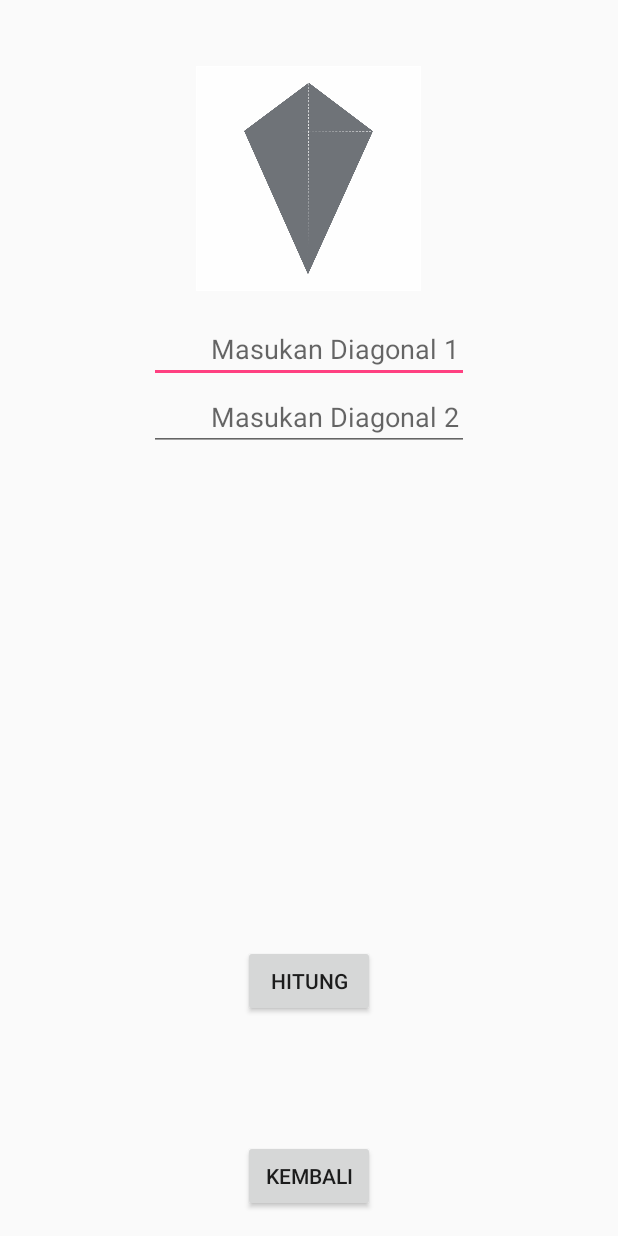
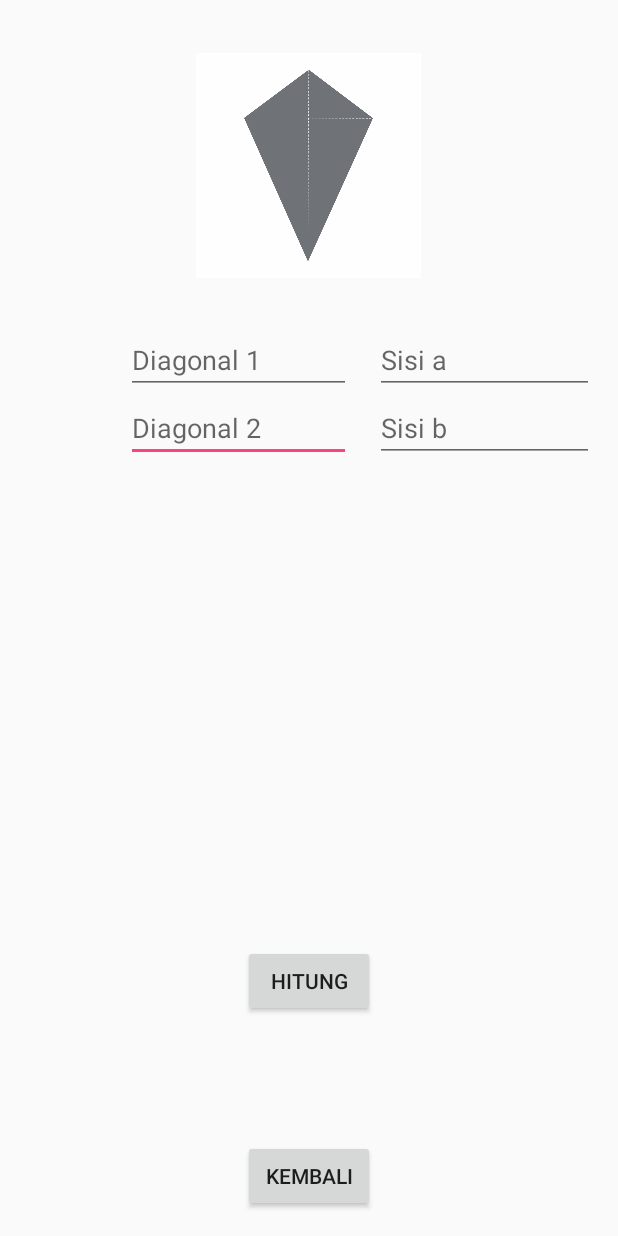
Before and after one commit to AskaIvan/HitungBangunYuk, an Android app: the layout activity_layang.xml on its own in the app's theme, with its tools: preview values and no code run, on a phone screen of 412 x 824 dp. Run offline under Robolectric (Android 15) with nearby library versions, the phone set to English and light mode, and no system bars.

Commit message:
Menghitung Layang Layang

```diff
--- /dev/null
+++ b/app/src/main/java/id/sch/smktelkom_mlg/project/xirpl304132231/hitungbangunyuk/Layang.java
@@ -0,0 +1,49 @@
+package id.sch.smktelkom_mlg.project.xirpl304132231.hitungbangunyuk;
+
+import android.os.Bundle;
+import android.support.v7.app.AppCompatActivity;
+import android.view.View;
+import android.widget.EditText;
+import android.widget.TextView;
+
+/**
+ * Created by Asuka-PC on 11/16/2016.
+ */
+
+public class Layang extends AppCompatActivity {
+    EditText etD1lay, etD2lay;
+    TextView tvHasil;
+
+    @Override
+    protected void onCreate(Bundle savedInstanceState) {
+        super.onCreate(savedInstanceState);
+        setContentView(R.layout.activity_layang);
+
+        etD1lay = (EditText) findViewById(R.id.editTextD1lay);
+        etD2lay = (EditText) findViewById(R.id.editTextD2lay);
+        tvHasil = (TextView) findViewById(R.id.textViewHasilLayang);
+
+        findViewById(R.id.buttonHitungLayang).setOnClickListener(new View.OnClickListener() {
+            @Override
+            public void onClick(View view) {
+                doHitung();
+            }
+        });
+
+        findViewById(R.id.buttonBackLayang).setOnClickListener(new View.OnClickListener() {
+            @Override
+            public void onClick(View view) {
+                onBackPressed();
+            }
+        });
+    }
+
+    private void doHitung() {
+        double a = etD1lay.getText().toString().isEmpty() ? 0 : Double.parseDouble(etD1lay.getText().toString());
+        double b = etD2lay.getText().toString().isEmpty() ? 0 : Double.parseDouble(etD2lay.getText().toString());
+        //luas
+        tvHasil.setText((int) (0.5 * a * b));
+        //keliling
+        tvHasil.setText((int) (2 * (a + b)));
+    }
+}
--- a/app/src/main/res/layout/activity_layang.xml
+++ b/app/src/main/res/layout/activity_layang.xml
@@ -9,32 +9,22 @@
                 android:paddingLeft="@dimen/activity_horizontal_margin"
                 android:paddingRight="@dimen/activity_horizontal_margin"
                 android:paddingTop="@dimen/activity_vertical_margin"
-                tools:context="id.sch.smktelkom_mlg.project.xirpl304132231.hitungbangunyuk.persegipanjang">
-
-    <EditText
-        android:id="@+id/editTextD1lay"
-        android:layout_width="wrap_content"
-        android:layout_height="wrap_content"
-        android:layout_alignParentTop="true"
-        android:layout_centerHorizontal="true"
-        android:layout_marginTop="194dp"
-        android:ems="10"
-        android:hint="        Masukan Diagonal 1"
-        android:inputType="textPersonName"/>
+                tools:context="id.sch.smktelkom_mlg.project.xirpl304132231.hitungbangunyuk.Layang">
 
     <EditText
         android:id="@+id/editTextD2lay"
-        android:layout_width="wrap_content"
+        android:layout_width="150dp"
         android:layout_height="wrap_content"
         android:layout_alignLeft="@+id/editTextD1lay"
         android:layout_alignStart="@+id/editTextD1lay"
         android:layout_below="@+id/editTextD1lay"
         android:ems="10"
-        android:hint="        Masukan Diagonal 2"
-        android:inputType="textPersonName"/>
+        android:hint="Diagonal 2"
+        android:inputType="textPersonName"
+        android:textAlignment="center"/>
 
     <TextView
-        android:id="@+id/textView3"
+        android:id="@+id/textViewHasilLayang"
         android:layout_width="150dp"
         android:layout_height="50dp"
         android:layout_above="@+id/buttonBackLayang"
@@ -49,23 +39,63 @@
         android:layout_centerHorizontal="true"
         android:text="Kembali"/>
 
+    <Button
+        android:id="@+id/buttonHitungLayang"
+        android:layout_width="wrap_content"
+        android:layout_height="wrap_content"
+        android:layout_above="@+id/textViewHasilLayang"
+        android:layout_alignLeft="@+id/buttonBackLayang"
+        android:layout_alignStart="@+id/buttonBackLayang"
+        android:layout_marginBottom="18dp"
+        android:text="Hitung"/>
+
     <ImageView
         android:id="@+id/imageView2"
         android:layout_width="150dp"
         android:layout_height="150dp"
-        android:layout_alignLeft="@+id/textView3"
+        android:layout_alignLeft="@+id/textViewHasilLayang"
         android:layout_alignParentTop="true"
-        android:layout_alignStart="@+id/textView3"
-        android:layout_marginTop="28dp"
+        android:layout_alignStart="@+id/textViewHasilLayang"
+        android:layout_marginTop="19dp"
         app:srcCompat="@drawable/layanglayang"/>
 
-    <Button
-        android:id="@+id/buttonHitungKetupat"
-        android:layout_width="wrap_content"
+    <EditText
+        android:id="@+id/editTextD1lay"
+        android:layout_width="150dp"
         android:layout_height="wrap_content"
-        android:layout_above="@+id/textView3"
-        android:layout_alignLeft="@+id/buttonBackLayang"
-        android:layout_alignStart="@+id/buttonBackLayang"
-        android:layout_marginBottom="18dp"
-        android:text="Hitung"/>
+        android:layout_below="@+id/imageView2"
+        android:layout_marginEnd="16dp"
+        android:layout_marginRight="16dp"
+        android:layout_marginTop="32dp"
+        android:layout_toLeftOf="@+id/editTextSisia"
+        android:layout_toStartOf="@+id/editTextSisia"
+        android:ems="10"
+        android:hint="Diagonal 1"
+        android:inputType="textPersonName"
+        android:textAlignment="center"/>
+
+    <EditText
+        android:id="@+id/editTextSisia"
+        android:layout_width="150dp"
+        android:layout_height="wrap_content"
+        android:layout_above="@+id/editTextSisib"
+        android:layout_toEndOf="@+id/buttonHitungLayang"
+        android:layout_toRightOf="@+id/buttonHitungLayang"
+        android:ems="10"
+        android:hint="Sisi a"
+        android:inputType="textPersonName"
+        android:textAlignment="center"/>
+
+    <EditText
+        android:id="@+id/editTextSisib"
+        android:layout_width="150dp"
+        android:layout_height="wrap_content"
+        android:layout_alignBaseline="@+id/editTextD2lay"
+        android:layout_alignBottom="@+id/editTextD2lay"
+        android:layout_alignLeft="@+id/editTextSisia"
+        android:layout_alignStart="@+id/editTextSisia"
+        android:ems="10"
+        android:hint="Sisi b"
+        android:inputType="textPersonName"
+        android:textAlignment="center"/>
 </RelativeLayout>
```
